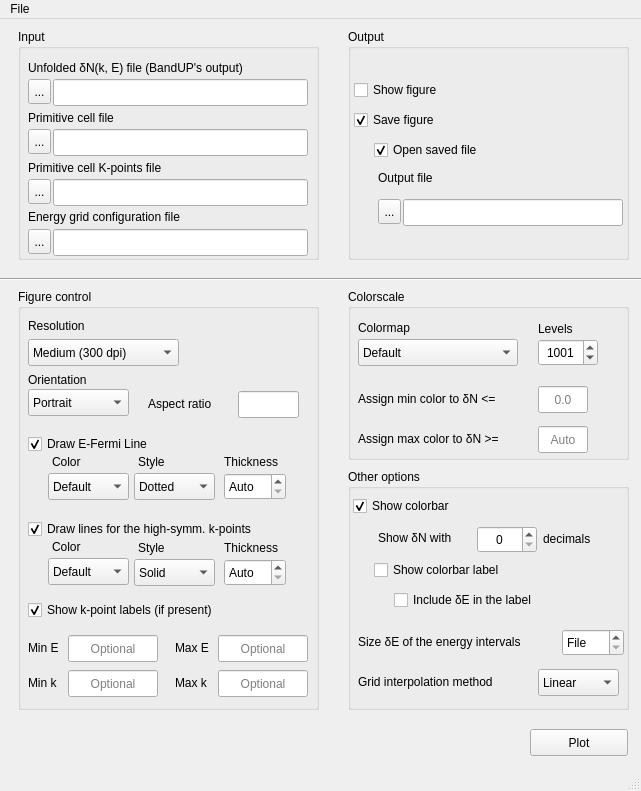
Old version of the form utils/post_unfolding/plot/plotting_tool_GUI/BandUP_plot_GUI.ui in the repository band-unfolding/bandup.
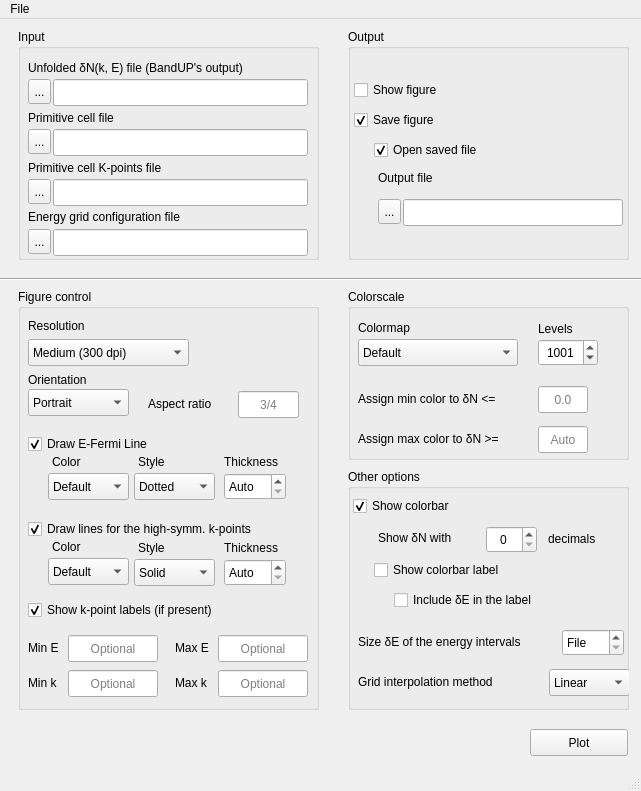
New version of the form.

The edit to the form file:
```diff
--- a/utils/post_unfolding/plot/plotting_tool_GUI/BandUP_plot_GUI.ui
+++ b/utils/post_unfolding/plot/plotting_tool_GUI/BandUP_plot_GUI.ui
@@ -56,7 +56,7 @@
       <rect>
        <x>10</x>
        <y>30</y>
-       <width>271</width>
+       <width>281</width>
        <height>17</height>
       </rect>
      </property>
@@ -303,7 +303,7 @@
       <rect>
        <x>10</x>
        <y>50</y>
-       <width>151</width>
+       <width>161</width>
        <height>27</height>
       </rect>
      </property>
@@ -355,7 +355,7 @@
       <set>Qt::AlignCenter</set>
      </property>
      <property name="placeholderText">
-      <string/>
+      <string>3/4</string>
      </property>
     </widget>
     <widget class="QComboBox" name="fig_orientation_comboBox">
@@ -383,7 +383,7 @@
       <rect>
        <x>130</x>
        <y>99</y>
-       <width>81</width>
+       <width>91</width>
        <height>31</height>
       </rect>
      </property>
@@ -570,7 +570,7 @@
       <rect>
        <x>10</x>
        <y>310</y>
-       <width>241</width>
+       <width>251</width>
        <height>22</height>
       </rect>
      </property>
@@ -632,7 +632,7 @@
       <rect>
        <x>206</x>
        <y>164</y>
-       <width>71</width>
+       <width>81</width>
        <height>17</height>
       </rect>
      </property>
@@ -688,7 +688,7 @@
       <rect>
        <x>206</x>
        <y>250</y>
-       <width>71</width>
+       <width>81</width>
        <height>17</height>
       </rect>
      </property>
@@ -896,7 +896,7 @@
       <rect>
        <x>190</x>
        <y>30</y>
-       <width>41</width>
+       <width>51</width>
        <height>20</height>
       </rect>
      </property>
@@ -1040,9 +1040,9 @@
     <widget class="QSpinBox" name="decimal_digits_cb_spinBox">
      <property name="geometry">
       <rect>
-       <x>129</x>
+       <x>138</x>
        <y>57</y>
-       <width>60</width>
+       <width>51</width>
        <height>27</height>
       </rect>
      </property>
@@ -1072,9 +1072,9 @@
     <widget class="QLabel" name="label_decimal_digits_cb_spinBox_2">
      <property name="geometry">
       <rect>
-       <x>195</x>
+       <x>200</x>
        <y>60</y>
-       <width>61</width>
+       <width>71</width>
        <height>20</height>
       </rect>
      </property>
@@ -1103,7 +1103,7 @@
       <rect>
        <x>26</x>
        <y>90</y>
-       <width>160</width>
+       <width>171</width>
        <height>22</height>
       </rect>
      </property>
@@ -1122,7 +1122,7 @@
       <rect>
        <x>46</x>
        <y>120</y>
-       <width>181</width>
+       <width>191</width>
        <height>22</height>
       </rect>
      </property>
@@ -1136,7 +1136,7 @@
     <widget class="QComboBox" name="interpolation_comboBox">
      <property name="geometry">
       <rect>
-       <x>190</x>
+       <x>201</x>
        <y>200</y>
        <width>81</width>
        <height>27</height>
@@ -1166,7 +1166,7 @@
       <rect>
        <x>10</x>
        <y>204</y>
-       <width>181</width>
+       <width>191</width>
        <height>17</height>
       </rect>
      </property>
```
Left out of the diff: 2 changed lines with no effect on the pictures.
